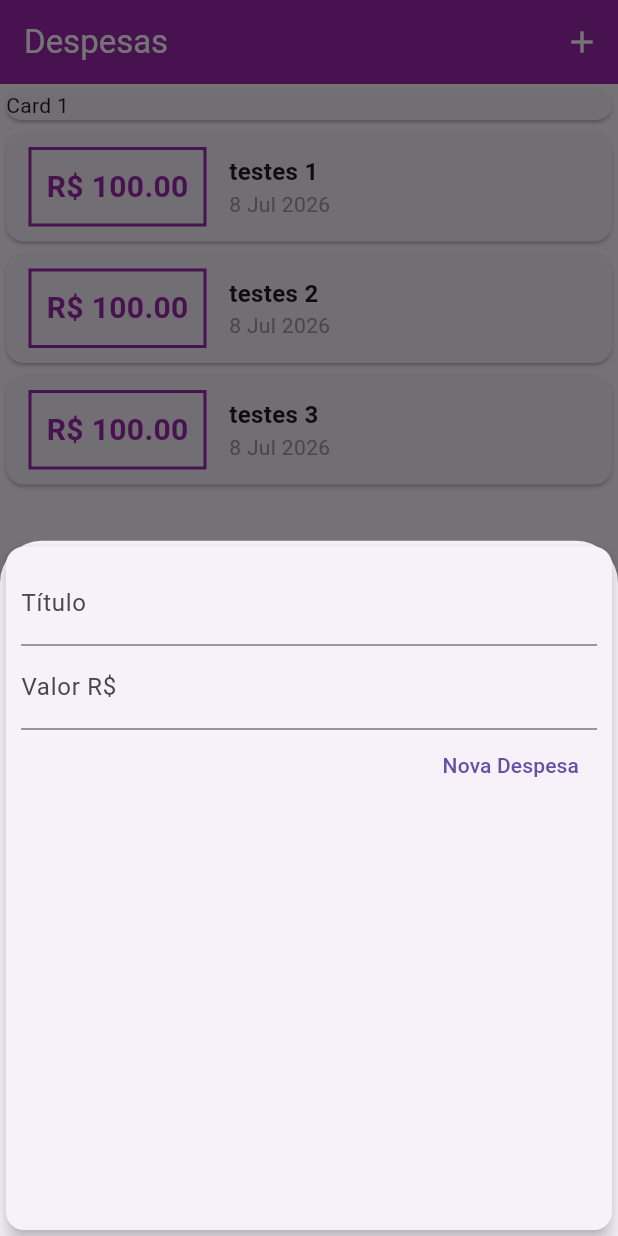
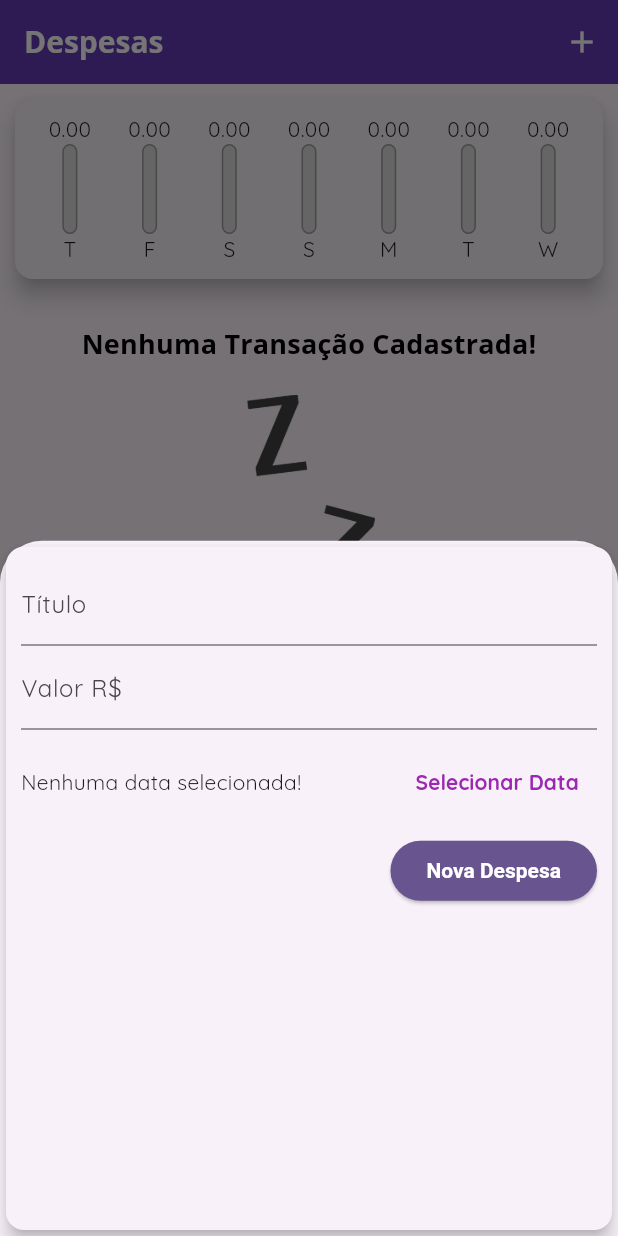
Before and after one commit to ldaugusto89/Flutter, a Flutter app: the screen it shows after launch, after a tap on the "add" icon, on a phone screen of 412 x 824 dp. Run offline on Flutter 3.47's test engine with Material 3 defaults, Android fonts, the phone set to English and light mode, and no system bars.

Commit message:
Criação widget Chart e ajustes de tema

```diff
--- /dev/null
+++ b/despesas_pessoais/lib/components/chart.dart
@@ -0,0 +1,59 @@
+import 'package:despesas_pessoais/components/chart_bar.dart';
+import 'package:despesas_pessoais/models/transaction.dart';
+import 'package:intl/intl.dart';
+import 'package:flutter/material.dart';
+
+class Chart extends StatelessWidget {
+  final List<Transaction> recentTransaction;
+
+  const Chart(this.recentTransaction, {super.key});
+
+  List<Map<String, Object>> get groupedTransactions {
+    return List.generate(7, (index) {
+      final weekDay = DateTime.now().subtract(Duration(days: index));
+      double totalSum = 0.0;
+
+      for (var i = 0; i < recentTransaction.length; i++) {
+        bool sameDay = recentTransaction[i].date.day == weekDay.day;
+        bool sameMonth = recentTransaction[i].date.month == weekDay.month;
+        bool sameYear = recentTransaction[i].date.year == weekDay.year;
+
+        if (sameDay && sameMonth && sameYear) {
+          totalSum += recentTransaction[i].value;
+        }
+      }
+
+      return {'day': DateFormat.E().format(weekDay)[0], 'value': totalSum};
+    }).reversed.toList();
+  }
+
+  double get _weekTotalValue {
+    return groupedTransactions.fold(0.0, (sum, tr) {
+      return sum + (tr['value'] as double);
+    });
+  }
+
+  @override
+  Widget build(BuildContext context) {
+    return Card(
+      elevation: 6,
+      margin: EdgeInsets.all(10),
+      child: Padding(
+        padding: const EdgeInsets.all(10.0),
+        child: Row(
+          mainAxisAlignment: MainAxisAlignment.spaceAround,
+          children: groupedTransactions.map((tr) {
+            return Flexible(
+              fit: FlexFit.tight,
+              child: ChartBar(
+                label: tr['day'] as String,
+                value: tr['value'] as double,
+                percentage: (tr['value'] as double) / _weekTotalValue,
+              ),
+            );
+          }).toList(),
+        ),
+      ),
+    );
+  }
+}
--- /dev/null
+++ b/despesas_pessoais/lib/components/chart_bar.dart
@@ -0,0 +1,52 @@
+import 'package:flutter/material.dart';
+
+class ChartBar extends StatelessWidget {
+  final String label;
+  final double value;
+  final double percentage;
+
+  const ChartBar({
+    required this.label,
+    required this.value,
+    required this.percentage,
+    super.key,
+  });
+
+  @override
+  Widget build(BuildContext context) {
+    return Column(
+      children: [
+        SizedBox(
+          height: 20,
+          child: FittedBox(child: Text(value.toStringAsFixed(2))),
+        ),
+        SizedBox(
+          height: 60,
+          width: 10,
+          child: Stack(
+            alignment: Alignment.bottomCenter,
+            children: [
+              Container(
+                decoration: BoxDecoration(
+                  border: Border.all(color: Colors.grey, width: 1.0),
+                  color: Color.fromRGBO(220, 220, 220, 1),
+                  borderRadius: BorderRadius.circular(5),
+                ),
+              ),
+              FractionallySizedBox(
+                heightFactor: percentage,
+                child: Container(
+                  decoration: BoxDecoration(
+                    color: Theme.of(context).primaryColor,
+                    borderRadius: BorderRadius.circular(5),
+                  ),
+                ),
+              ),
+            ],
+          ),
+        ),
+        Text(label),
+      ],
+    );
+  }
+}
--- a/despesas_pessoais/lib/components/transaction_form.dart
+++ b/despesas_pessoais/lib/components/transaction_form.dart
@@ -1,27 +1,45 @@
 import 'package:flutter/material.dart';
+import 'package:intl/intl.dart';
 
 class TransactionForm extends StatefulWidget {
-  final void Function(String, double)  onSubmit;
+  final void Function(String, double) onSubmit;
 
-  const TransactionForm(this.onSubmit,{super.key});
+  const TransactionForm(this.onSubmit, {super.key});
 
   @override
   State<TransactionForm> createState() => _TransactionFormState();
 }
 
 class _TransactionFormState extends State<TransactionForm> {
-  final titleController = TextEditingController();
-  final valueController = TextEditingController();
+  final _titleController = TextEditingController();
+  final _valueController = TextEditingController();
+  DateTime? _selectedDate;
 
-  void _submitForm (){
-    final title = titleController.text;
-    final value = double.tryParse(valueController.text) ?? 0.0;
+  void _submitForm() {
+    final title = _titleController.text;
+    final value = double.tryParse(_valueController.text) ?? 0.0;
 
-    if(title.isEmpty || value <= 0){
+    if (title.isEmpty || value <= 0) {
       return;
     }
 
-    widget.onSubmit(title,value);
+    widget.onSubmit(title, value);
+  }
+
+  void _showDatePicker() {
+    showDatePicker(
+      context: context,
+      initialDate: DateTime.now(),
+      firstDate: DateTime(2020),
+      lastDate: DateTime.now(),
+    ).then((pickedDate) {
+      if (pickedDate == null) {
+        return;
+      }
+      setState(() {
+        _selectedDate = pickedDate;
+      });
+    });
   }
 
   @override
@@ -33,29 +51,58 @@
         child: Column(
           children: [
             TextField(
-              controller: titleController,
-              decoration: InputDecoration(
-                labelText: 'Título'
-              ),
+              controller: _titleController,
+              decoration: InputDecoration(labelText: 'Título'),
             ),
             TextField(
-              controller: valueController,
+              controller: _valueController,
               keyboardType: TextInputType.numberWithOptions(decimal: true),
               onSubmitted: (_) => _submitForm(),
-              decoration: InputDecoration(
-                labelText: 'Valor R\$'
+              decoration: InputDecoration(labelText: 'Valor R\$'),
+            ),
+            SizedBox(
+              height: 70,
+              child: Row(
+                children: [
+                  Expanded(
+                    child: Text(
+                      _selectedDate == null
+                          ? "Nenhuma data selecionada!"
+                          : "Data Selecionada: ${DateFormat(
+                              'dd/MM/y',
+                            ).format(_selectedDate as DateTime)}",
+                    ),
+                  ),
+                  TextButton(
+                    style: TextButton.styleFrom(
+                      overlayColor: Theme.of(context).primaryColor,
+                    ),
+                    onPressed: _showDatePicker,
+                    child: Text(
+                      "Selecionar Data",
+                      style: TextStyle(
+                        fontWeight: FontWeight.bold,
+                        color: Colors.purple,
+                      ),
+                    ),
+                  ),
+                ],
               ),
             ),
             Row(
               mainAxisAlignment: MainAxisAlignment.end,
               children: [
-                TextButton(
-                  style: TextButton.styleFrom(overlayColor: Colors.purple),
+                ElevatedButton(
+                  style: ElevatedButton.styleFrom(
+                    foregroundColor: Colors.white,
+                    backgroundColor: Theme.of(context).primaryColor,
+                    textStyle: TextStyle(fontWeight: FontWeight.bold),
+                  ),
                   onPressed: _submitForm,
-                  child: const Text('Nova Despesa')
-                  ),
+                  child: const Text('Nova Despesa'),
+                ),
               ],
-            )
+            ),
           ],
         ),
       ),
--- a/despesas_pessoais/lib/components/transaction_list.dart
+++ b/despesas_pessoais/lib/components/transaction_list.dart
@@ -3,65 +3,57 @@
 import 'package:intl/intl.dart';
 
 class TransactionList extends StatelessWidget {
-  const TransactionList(this.transaction,{super.key});
+  const TransactionList(this.transaction, {super.key});
 
   final List<Transaction> transaction;
 
   @override
   Widget build(BuildContext context) {
-    return  SizedBox(
-            height: 300,
-            child: ListView.builder(
+    return SizedBox(
+      height: 300,
+      child: transaction.isEmpty
+          ? Column(
+              children: [
+                Padding(
+                  padding: const EdgeInsets.all(20.0),
+                  child: Text(
+                    "Nenhuma Transação Cadastrada!",
+                    style: Theme.of(context).textTheme.titleMedium,
+                  ),
+                ),
+                SizedBox(
+                  height: 200,
+                  child: Image.asset(
+                    'assets/images/waiting.png',
+                    fit: BoxFit.contain,
+                  ),
+                ),
+              ],
+            )
+          : ListView.builder(
               itemCount: transaction.length,
               itemBuilder: (ctx, index) {
                 final e = transaction[index];
                 return Card(
-                  child: Row(
-                    children: [
-                      Container(
-                        margin: const EdgeInsets.symmetric(
-                          horizontal: 15,
-                          vertical: 10,
-                        ),
-                        decoration: BoxDecoration(
-                          border: Border.all(
-                            color: Colors.purple,
-                            width: 2,
-                          )
-                        ),
-                        padding: const EdgeInsets.all(10),
-                        child: Text(
-                          'R\$ ${e.value.toStringAsFixed(2)}',
-                          style: const TextStyle(
-                            fontWeight: FontWeight.bold,
-                            fontSize: 20,
-                            color: Colors.purple,
-                          ),
-                        ),
+                  elevation: 5,
+                  margin: EdgeInsets.symmetric(vertical: 8, horizontal: 5),
+                  child: ListTile(
+                    leading: CircleAvatar(
+                      radius: 30,
+                      child: Padding(
+                        padding: const EdgeInsets.all(6.0),
+                        child: FittedBox(child: Text('R\$${e.value}')),
                       ),
-                      Column(
-                        crossAxisAlignment:  CrossAxisAlignment.start,
-                        children: [
-                          Text(
-                            e.title,
-                            style: TextStyle(
-                              fontWeight: FontWeight.bold,
-                              fontSize: 16,
-                            ),
-                          ),
-                          Text(
-                            DateFormat('d MMM y').format(e.date),
-                            style: const TextStyle(
-                              color: Colors.grey,
-                            ),
-                          )
-                        ],
-                      )
-                    ],
-                  )
+                    ),
+                    title: Text(
+                      e.title,
+                      style: Theme.of(context).textTheme.titleMedium,
+                    ),
+                    subtitle: Text(DateFormat('d MMM Y').format(e.date)),
+                  ),
                 );
-              }
-            )
-          );
+              },
+            ),
+    );
   }
 }
--- a/despesas_pessoais/lib/main.dart
+++ b/despesas_pessoais/lib/main.dart
@@ -1,3 +1,4 @@
+import 'package:despesas_pessoais/components/chart.dart';
 import 'package:despesas_pessoais/components/transaction_form.dart';
 import 'package:despesas_pessoais/components/transaction_list.dart';
 import 'package:despesas_pessoais/models/transaction.dart';
@@ -13,7 +14,48 @@
 
   @override
   Widget build(BuildContext context) {
-    return const MaterialApp(
+    return MaterialApp(
+      theme: ThemeData(
+        useMaterial3: true, // Garante o uso do Material 3
+        // Definição global da Fonte
+        fontFamily:
+            'Quicksand', // Substitua pelo nome exato configurado no pubspec.yaml
+        // O Material 3 foca no ColorScheme para gerenciar cores de forma inteligente
+        colorScheme: ColorScheme.fromSeed(
+          seedColor: Colors.deepPurple,
+          brightness: Brightness.light,
+        ),
+        textTheme: TextTheme(
+          // Estilo para títulos principais (ex: "testes 1", "testes 2")
+          titleMedium: TextStyle(
+            fontFamily: 'OpenSans',
+            fontSize: 18,
+            fontWeight: FontWeight.bold,
+            color: Colors.black, // Uma cor quase preta, bem elegante
+          ),
+          // Estilo para textos secundários ou legendas (ex: a data)
+          bodySmall: TextStyle(
+            color: Colors
+                .blueGrey, // Define o cinza globalmente para as datas/legendas
+          ),
+        ),
+        // Customização específica do AppBar
+        appBarTheme: const AppBarTheme(
+          backgroundColor: Colors.deepPurple,
+          foregroundColor: Colors.white,
+          titleTextStyle: TextStyle(
+            fontFamily: 'OpenSans',
+            fontSize: 20,
+            fontWeight: FontWeight.bold,
+          ),
+          elevation: 0,
+        ),
+        // Customização específica do FAB
+        floatingActionButtonTheme: const FloatingActionButtonThemeData(
+          backgroundColor: Colors.amber,
+          foregroundColor: Colors.black, // Cor do ícone/texto dentro do FAB
+        ),
+      ),
       home: MyHomePage(),
     );
   }
@@ -27,30 +69,35 @@
 }
 
 class _MyHomePageState extends State<MyHomePage> {
-   final transactions = [
-    Transaction(id: 't1', title: 'testes 1', value: 100, date: DateTime.now()),
-    Transaction(id: 't2', title: 'testes 2', value: 100, date: DateTime.now()),
-    Transaction(id: 't3', title: 'testes 3', value: 100, date: DateTime.now())
-  ];
+  final List<Transaction> transactions = [];
 
-  void _addTransaction(String title, double value){
+  void _addTransaction(String title, double value) {
     final newTransaction = Transaction(
       id: Random().nextDouble().toString(),
       title: title,
       value: value,
-      date: DateTime.now()
+      date: DateTime.now(),
     );
 
-    setState((){
+    setState(() {
       transactions.add(newTransaction);
     });
+
+    Navigator.of(context).pop();
   }
-  void _openModalTransaction(BuildContext context){
+
+  List<Transaction> get _recentTransactions {
+    return transactions.where((tr){
+      return tr.date.isAfter(DateTime.now().subtract(Duration(days: 7)));
+    }).toList();
+  }
+
+  void _openModalTransaction(BuildContext context) {
     showModalBottomSheet(
       context: context,
-      builder: (_){
+      builder: (_) {
         return TransactionForm(_addTransaction);
-      }
+      },
     );
   }
 
@@ -59,10 +106,11 @@
     return Scaffold(
       appBar: AppBar(
         title: Text('Despesas'),
-        backgroundColor: Colors.purple,
-        foregroundColor: Colors.white,
         actions: [
-          IconButton(onPressed: () => _openModalTransaction(context), icon: Icon(Icons.add))
+          IconButton(
+            onPressed: () => _openModalTransaction(context),
+            icon: Icon(Icons.add),
+          ),
         ],
       ),
       body: SingleChildScrollView(
@@ -71,9 +119,7 @@
           children: [
             SizedBox(
               width: double.infinity,
-              child: Card(
-                child: Text('Card 1'),
-              ),
+              child: Chart(_recentTransactions),
             ),
             TransactionList(transactions),
           ],
@@ -81,7 +127,7 @@
       ),
       floatingActionButton: FloatingActionButton(
         child: Icon(Icons.add),
-        onPressed:() => _openModalTransaction(context),
+        onPressed: () => _openModalTransaction(context),
       ),
       floatingActionButtonLocation: FloatingActionButtonLocation.endFloat,
     );
--- a/despesas_pessoais/lib/models/transaction.dart
+++ b/despesas_pessoais/lib/models/transaction.dart
@@ -1,4 +1,3 @@
-
 class Transaction {
   final String id;
   final String title;
@@ -11,5 +10,4 @@
     required this.value,
     required this.date,
   });
-
 }
```
Also changed, not shown: despesas_pessoais/pubspec.yaml (+16 -0 lines), despesas_pessoais/assets/fonts/OpenSans-Bold.ttf (added), despesas_pessoais/assets/fonts/OpenSans-Regular.ttf (added), despesas_pessoais/assets/fonts/Quicksand-Bold.ttf (added), despesas_pessoais/assets/fonts/Quicksand-Regular.ttf (added), despesas_pessoais/assets/images/waiting.png (added), 1 other file.
